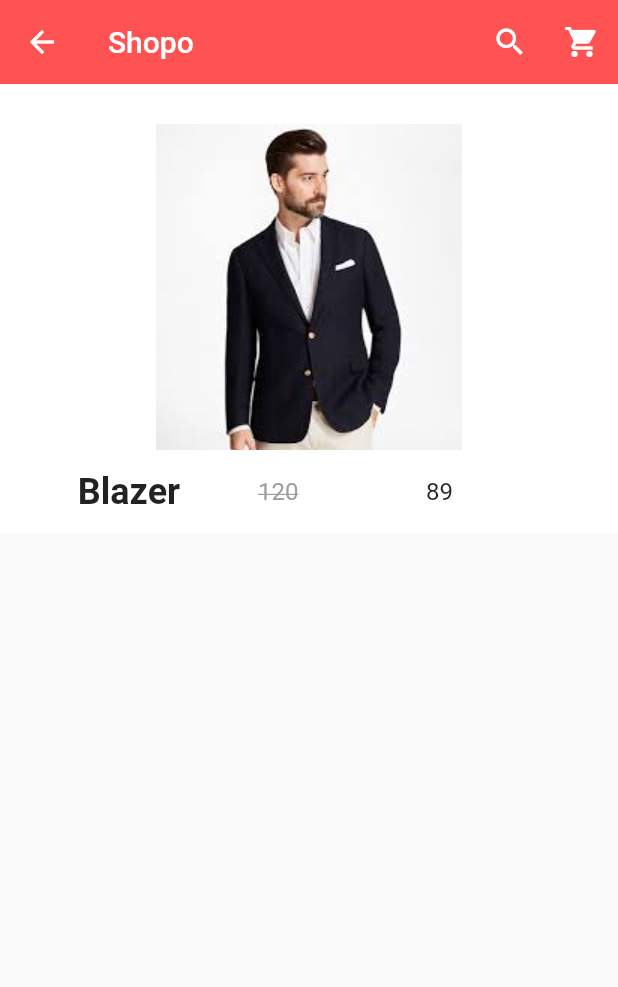
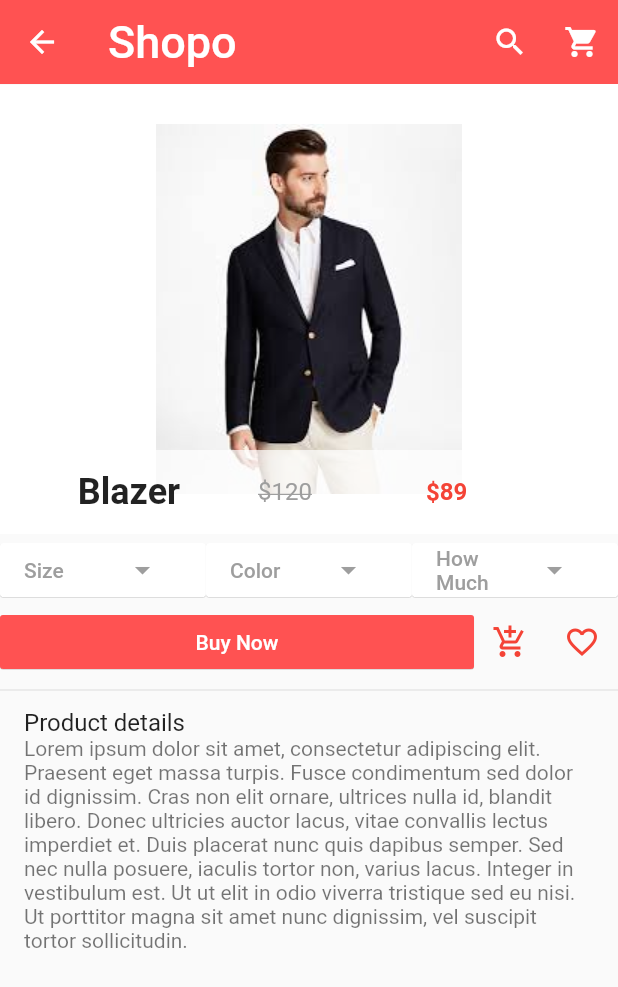
Before and after one commit to HoussamEzzin/shopo, a Flutter app: the screen it shows after launch, after a tap on "Blazer", on a phone screen of 412 x 824 dp. Shown: the top 987 px of the screen. Run offline on Flutter 3.47's test engine with Material 2 defaults, Android fonts, the phone set to English and light mode, and no system bars; our stand-ins replace carousel_pro, google_fonts; Roboto replaces fonts that are missing (Arapey, Dekko).

Commit message:
product details

```diff
--- a/lib/components/appBar.dart
+++ b/lib/components/appBar.dart
@@ -6,10 +6,11 @@ class MyAppBar extends StatelessWidget {
 
   @override
   Widget build(BuildContext context) {
-    return SliverAppBar(
+    return AppBar(
       elevation: 0.1,
       backgroundColor: Colors.redAccent,
-      title: Text('Shopo', style: GoogleFonts.arapey()),
+      title: Text('Shopo',
+          style: GoogleFonts.dekko(textStyle: TextStyle(fontSize: 30.0))),
       actions: [
         IconButton(
             onPressed: () {},
--- a/lib/home.dart
+++ b/lib/home.dart
@@ -1,4 +1,5 @@
 import 'package:e_commerce_app/components/appBar.dart';
+
 import 'package:flutter/material.dart';
 import 'package:carousel_pro/carousel_pro.dart';
 import 'package:e_commerce_app/components/horizontal_listview.dart';
@@ -13,7 +14,21 @@ class HomePage extends StatefulWidget {
   _HomePageState createState() => _HomePageState();
 }
 
-class _HomePageState extends State<HomePage> {
+class _HomePageState extends State<HomePage>
+    with SingleTickerProviderStateMixin {
+  bool _visible = true;
+  late final AnimationController _controller;
+  bool open = true;
+
+  @override
+  void initState() {
+    super.initState();
+    _controller = AnimationController(
+      vsync: this,
+      duration: Duration(milliseconds: 400),
+    );
+  }
+
   @override
   Widget build(BuildContext context) {
     Widget imageCarousel = new Container(
@@ -39,9 +54,7 @@ class _HomePageState extends State<HomePage> {
     return Scaffold(
         appBar: PreferredSize(
           preferredSize: Size.fromHeight(56.0),
-          child: CustomScrollView(
-            slivers: [MyAppBar()],
-          ),
+          child: MyAppBar(),
         ),
         drawer: Drawer(
             child: ListView(
--- a/lib/pages/productDetails.dart
+++ b/lib/pages/productDetails.dart
@@ -25,9 +25,7 @@ class _ProductDetailsState extends State<ProductDetails> {
     return Scaffold(
         appBar: PreferredSize(
           preferredSize: Size.fromHeight(56.0),
-          child: CustomScrollView(
-            slivers: [MyAppBar()],
-          ),
+          child: MyAppBar(),
         ),
         body: ListView(
           children: [
@@ -39,7 +37,7 @@ class _ProductDetailsState extends State<ProductDetails> {
                   child: Image.asset(widget.productDetailPicture),
                 ),
                 footer: Container(
-                    color: Colors.white,
+                    color: Colors.white70,
                     child: ListTile(
                       leading: Container(
                         width: 140,
@@ -54,16 +52,150 @@ class _ProductDetailsState extends State<ProductDetails> {
                         children: [
                           Expanded(
                               child: Text(
-                            "${widget.productDetailOldPrice}",
+                            "\$${widget.productDetailOldPrice}",
                             style: TextStyle(
                                 color: Colors.grey,
                                 decoration: TextDecoration.lineThrough),
                           )),
-                          Expanded(child: Text("${widget.productDetailPrice}"))
+                          Expanded(
+                            child: Text("\$${widget.productDetailPrice}",
+                                style: TextStyle(
+                                    fontWeight: FontWeight.bold,
+                                    color: Colors.red)),
+                          )
                         ],
                       ),
                     )),
               ),
+            ),
+            Row(
+              children: [
+                //The size button :
+                Expanded(
+                    child: MaterialButton(
+                  onPressed: () {
+                    showDialog(
+                        context: context,
+                        builder: (context) {
+                          return AlertDialog(
+                            title: Text("Size"),
+                            content: Text("Choose the size"),
+                            actions: [
+                              MaterialButton(
+                                onPressed: () {
+                                  Navigator.of(context).pop(context);
+                                },
+                                child: Text(
+                                  'Close',
+                                  style: TextStyle(color: Colors.blueAccent),
+                                ),
+                              )
+                            ],
+                          );
+                        });
+                  },
+                  color: Colors.white,
+                  textColor: Colors.grey,
+                  elevation: 0.2,
+                  child: Row(
+                    children: [
+                      Expanded(child: Text("Size")),
+                      Expanded(child: Icon(Icons.arrow_drop_down)),
+                    ],
+                  ),
+                )),
+                Expanded(
+                    child: MaterialButton(
+                  onPressed: () {
+                    showDialog(
+                        context: context,
+                        builder: (context) {
+                          return AlertDialog(
+                            title: Text("Color"),
+                            content: Text("Pick a Color"),
+                            actions: [
+                              MaterialButton(
+                                  onPressed: () {
+                                    Navigator.of(context).pop(context);
+                                  },
+                                  child: Text(
+                                    'Close',
+                                    style: TextStyle(color: Colors.blueAccent),
+                                  ))
+                            ],
+                          );
+                        });
+                  },
+                  color: Colors.white,
+                  textColor: Colors.grey,
+                  elevation: 0.2,
+                  child: Row(
+                    children: [
+                      Expanded(child: Text("Color")),
+                      Expanded(child: Icon(Icons.arrow_drop_down)),
+                    ],
+                  ),
+                )),
+                Expanded(
+                    child: MaterialButton(
+                  onPressed: () {
+                    showDialog(
+                        context: context,
+                        builder: (context) {
+                          return AlertDialog(
+                            title: Text('Quantity'),
+                            content: Text('How much Items do you want ? '),
+                            actions: [
+                              MaterialButton(
+                                  onPressed: () {
+                                    Navigator.of(context).pop(context);
+                                  },
+                                  child: Text(
+                                    "Close",
+                                    style: TextStyle(color: Colors.blueAccent),
+                                  ))
+                            ],
+                          );
+                        });
+                  },
+                  color: Colors.white,
+                  textColor: Colors.grey,
+                  elevation: 0.2,
+                  child: Row(
+                    children: [
+                      Expanded(child: Text("How Much")),
+                      Expanded(child: Icon(Icons.arrow_drop_down)),
+                    ],
+                  ),
+                ))
+              ],
+            ),
+            Row(
+              children: [
+                Expanded(
+                    child: MaterialButton(
+                  onPressed: () {},
+                  color: Colors.redAccent,
+                  textColor: Colors.white,
+                  elevation: 0.2,
+                  child: Text('Buy Now'),
+                )),
+                IconButton(
+                    onPressed: () {},
+                    icon: Icon(Icons.add_shopping_cart),
+                    color: Colors.red),
+                IconButton(
+                  onPressed: () {},
+                  icon: Icon(Icons.favorite_border),
+                  color: Colors.red,
+                ),
+              ],
+            ),
+            Divider(),
+            ListTile(
+              title: Text("Product details"),
+              subtitle: Text(
+                  "Lorem ipsum dolor sit amet, consectetur adipiscing elit. Praesent eget massa turpis. Fusce condimentum sed dolor id dignissim. Cras non elit ornare, ultrices nulla id, blandit libero. Donec ultricies auctor lacus, vitae convallis lectus imperdiet et. Duis placerat nunc quis dapibus semper. Sed nec nulla posuere, iaculis tortor non, varius lacus. Integer in vestibulum est. Ut ut elit in odio viverra tristique sed eu nisi. Ut porttitor magna sit amet nunc dignissim, vel suscipit tortor sollicitudin. "),
             )
           ],
         ));
```
